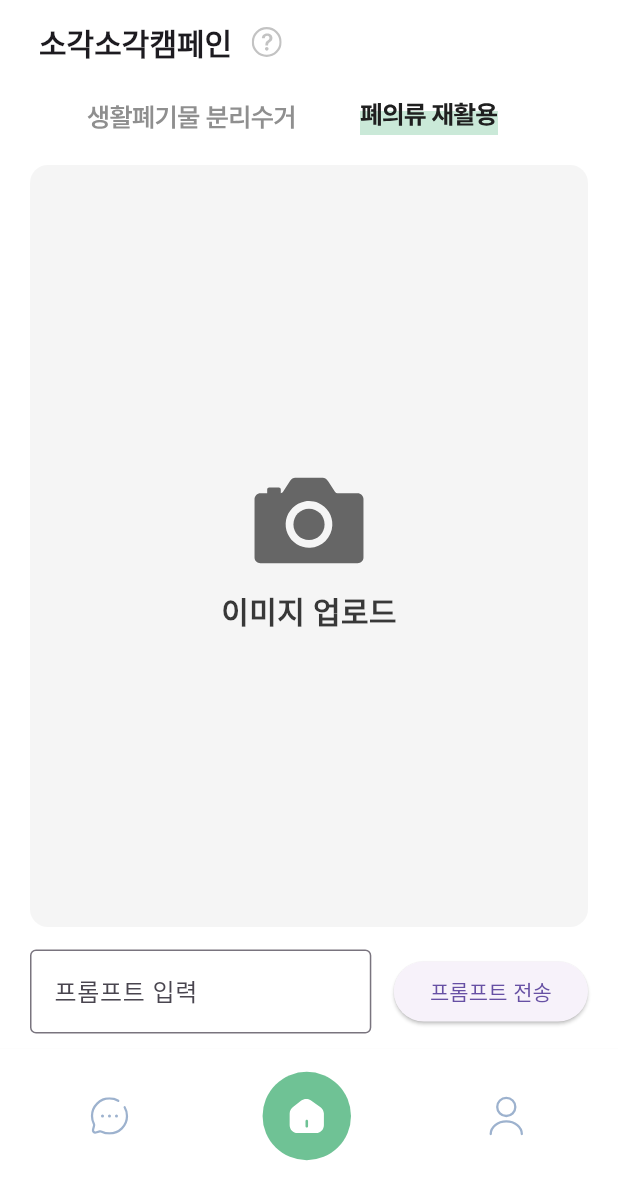
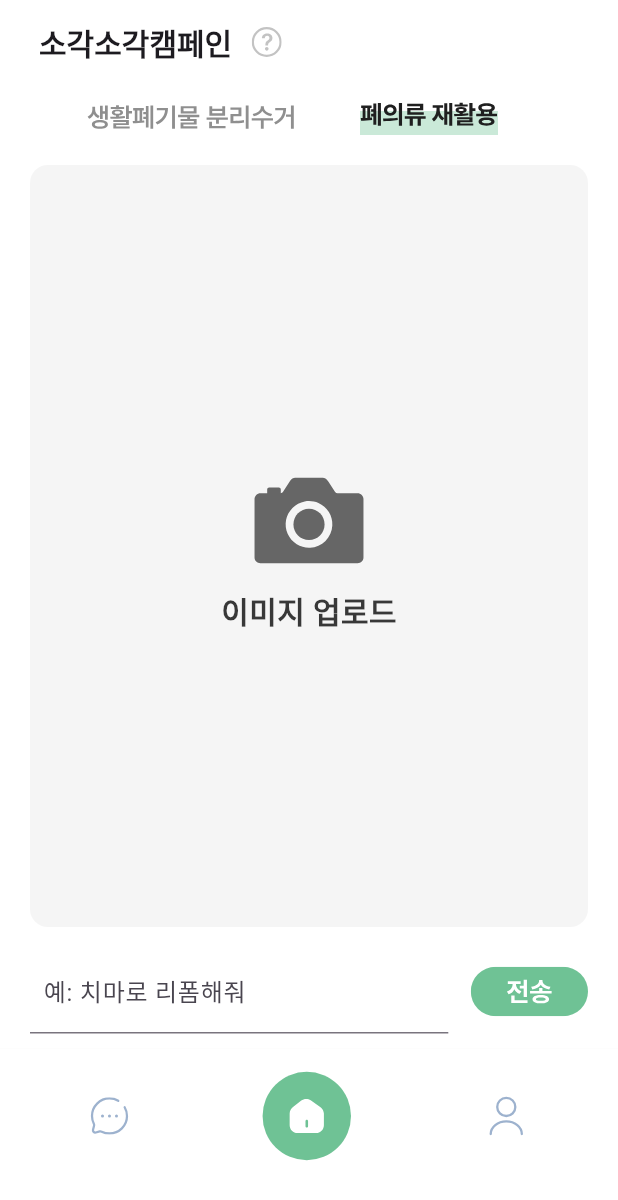
Before and after one commit to cherrie-k/K-HTML-Flutter, a Flutter app: the CampaignPage screen opened by its route, after a tap on an icon or button, on a phone screen of 412 x 824 dp. Shown: the top 1200 px of the screen. Run offline on Flutter 3.47's test engine with Material 3 defaults, Android fonts, the phone set to English and light mode, and no system bars; our stand-ins replace flutter_svg, image_picker; Roboto replaces fonts that are missing (Pretendard); project files that could hold a hidden picture were left out.

Commit message:
[Feat] Wasted Clothing

```diff
--- a/lib/campaign/campaign_page.dart
+++ b/lib/campaign/campaign_page.dart
@@ -394,16 +394,20 @@ class _CampaignPageState extends State<CampaignPage> {
                           child: TextField(
                             controller: promptController,
                             decoration: InputDecoration(
-                              labelText: '프롬프트 입력',
-                              border: OutlineInputBorder(),
+                              labelText: '  예: 치마로 리폼해줘',
+                              // border: OutlineInputBorder(),
                             ),
                           ),
                         ),
                         SizedBox(width: 15,),
-                        ElevatedButton(
-                          onPressed: _submitPrompt,
-                          child: Text('프롬프트 전송'),
+                        GestureDetector(
+                          onTap: _submitPrompt,
+                          child: SvgPicture.asset(
+                            'assets/icons/sB.svg',
+                            height: 33,
+                          ),
                         ),
+
                       ],
                     ),
                   ],
```
Also changed, not shown: lib/campaign/elements/imageUpload.dart (deleted, +0 -40 lines), lib/campaign/widgets/textStyling.dart (deleted, +0 -55 lines), assets/icons/sB.svg (added), assets/icons/sendbtn.svg (added).
